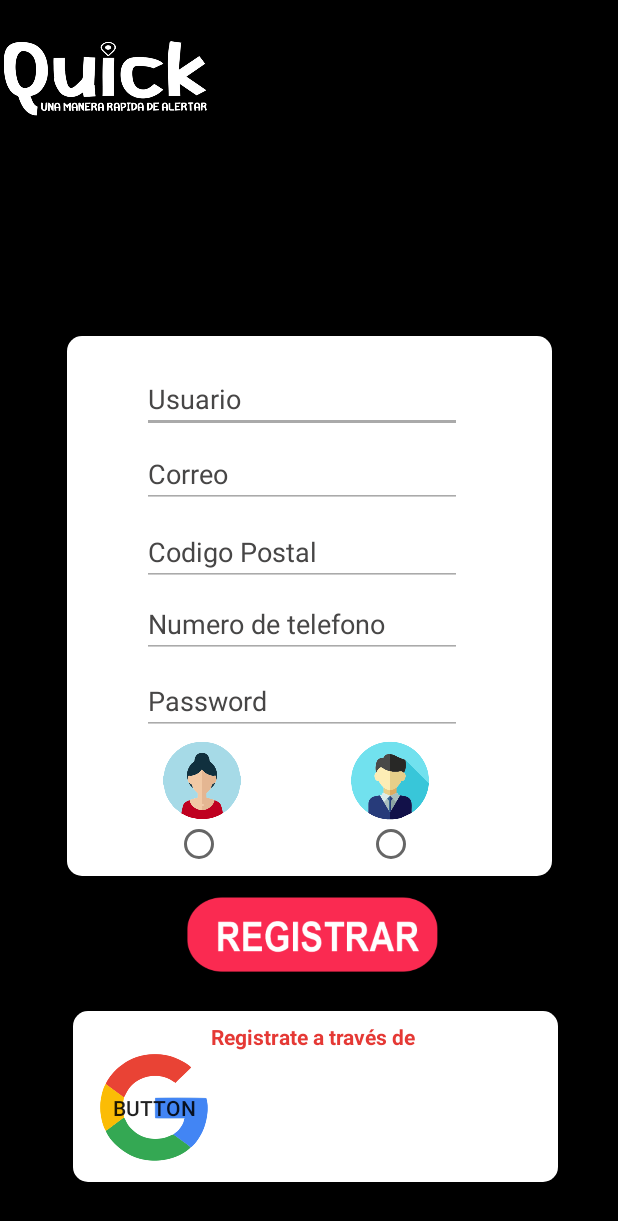
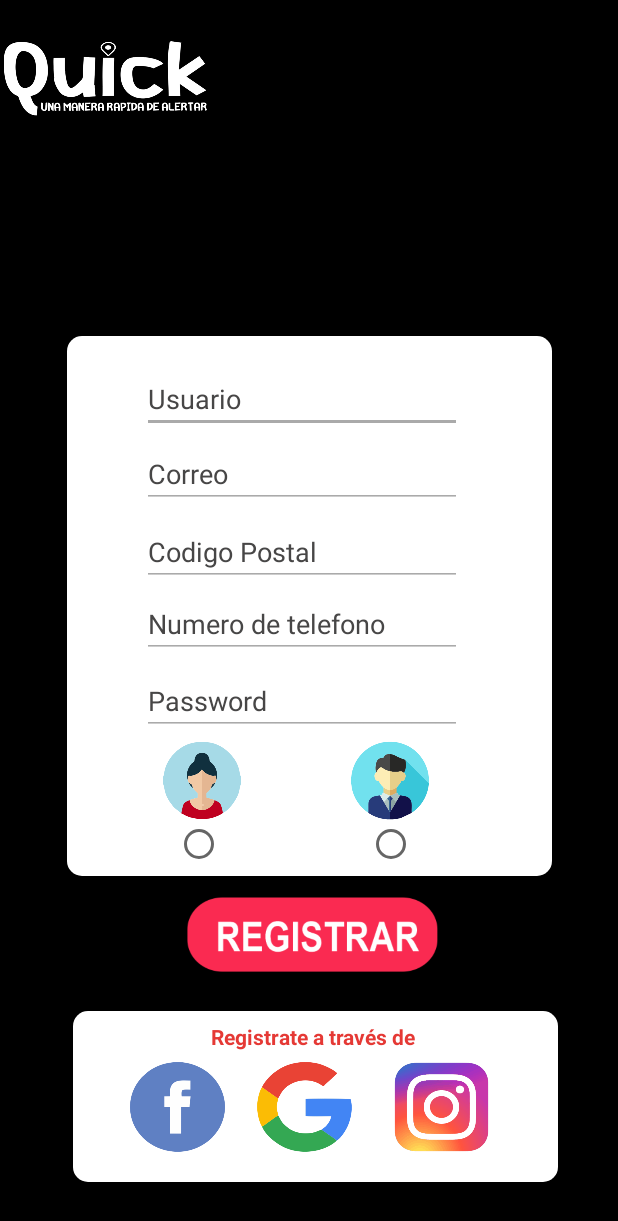
Before and after one commit to SunnyVelasco/quick, an Android app: the layout activity_registro.xml on its own in the app's theme, with its tools: preview values and no code run, on a phone screen of 412 x 824 dp. Shown: the top 1221 px of the screen. Run offline under Robolectric (Android 15) with nearby library versions, the phone set to English and light mode, and no system bars.

Commit message:
edicion vista(registro)

```diff
--- a/app/src/main/res/layout/activity_registro.xml
+++ b/app/src/main/res/layout/activity_registro.xml
@@ -143,7 +143,7 @@
             app:srcCompat="@drawable/hombre" />
 
         <RadioButton
-            android:id="@+id/radioButton"
+            android:id="@+id/rd_mujer"
             android:layout_width="wrap_content"
             android:layout_height="wrap_content"
             android:layout_alignParentEnd="true"
@@ -152,7 +152,7 @@
             android:layout_marginBottom="5dp" />
 
         <RadioButton
-            android:id="@+id/radioButton2"
+            android:id="@+id/rd_hombre"
             android:layout_width="wrap_content"
             android:layout_height="wrap_content"
             android:layout_alignParentEnd="true"
@@ -188,14 +188,33 @@
 
         <Button
             android:id="@+id/button"
-            android:layout_width="72dp"
-            android:layout_height="71dp"
+            android:layout_width="63dp"
+            android:layout_height="60dp"
             android:layout_alignParentEnd="true"
             android:layout_alignParentBottom="true"
-            android:layout_marginEnd="233dp"
-            android:layout_marginBottom="14dp"
-            android:background="@drawable/google"
-            android:text="Button" />
+            android:layout_marginEnd="137dp"
+            android:layout_marginBottom="20dp"
+            android:background="@drawable/google" />
+
+        <Button
+            android:id="@+id/button3"
+            android:layout_width="63dp"
+            android:layout_height="60dp"
+            android:layout_alignParentEnd="true"
+            android:layout_alignParentBottom="true"
+            android:layout_marginEnd="222dp"
+            android:layout_marginBottom="20dp"
+            android:background="@drawable/facebook" />
+
+        <Button
+            android:id="@+id/button4"
+            android:layout_width="63dp"
+            android:layout_height="60dp"
+            android:layout_alignParentEnd="true"
+            android:layout_alignParentBottom="true"
+            android:layout_marginEnd="46dp"
+            android:layout_marginBottom="20dp"
+            android:background="@drawable/instagram" />
 
     </RelativeLayout>
 
```
